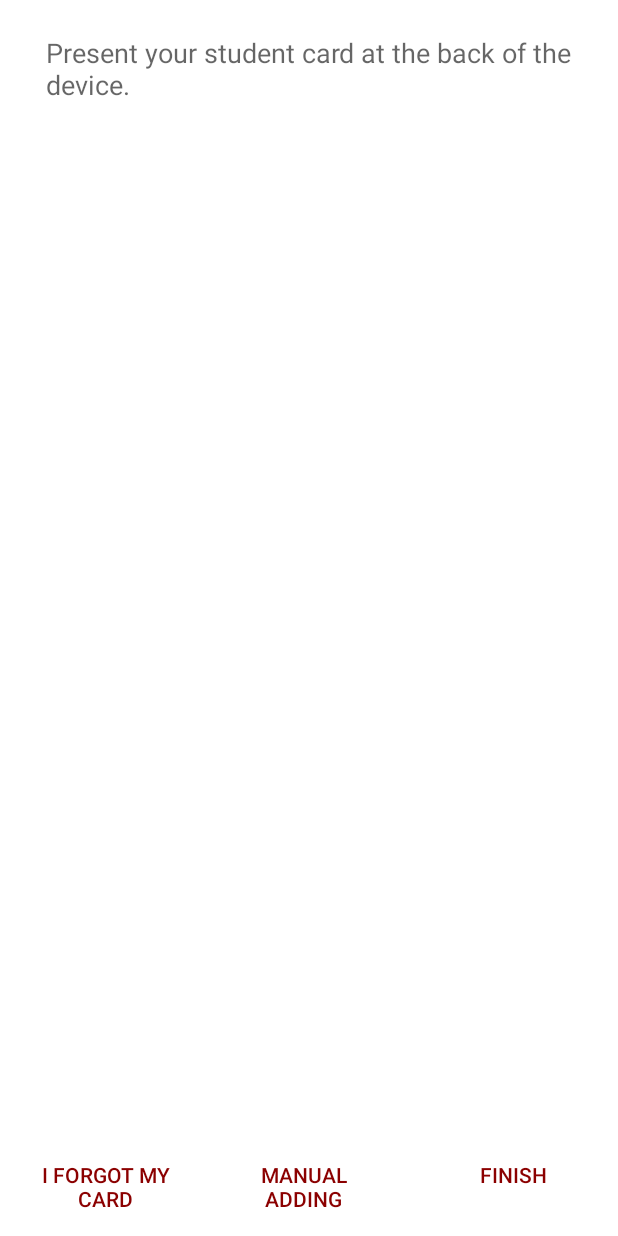
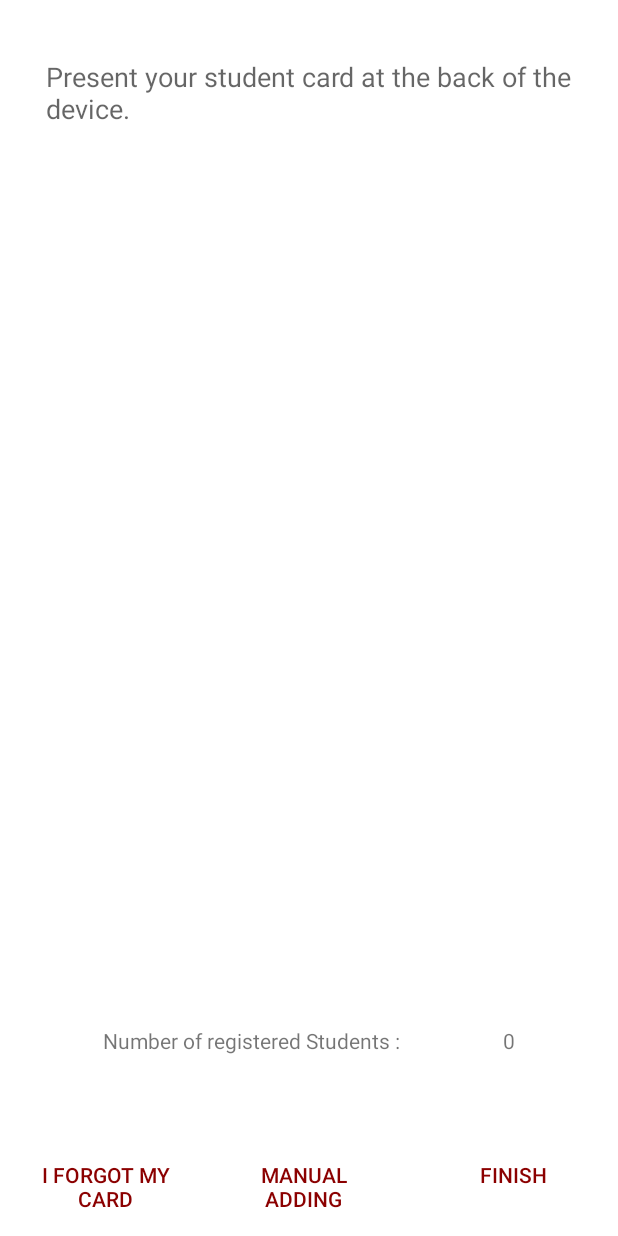
Before and after one commit to timothetoulain/projet_integration, an Android app: the layout tag_viewer.xml on its own in the app's theme, with its tools: preview values and no code run, on a phone screen of 412 x 824 dp. Run offline under Robolectric (Android 15) with nearby library versions, the phone set to English and light mode, and no system bars.

Commit message:
Default Changelist

```diff
--- a/app/src/main/java/se/anyro/nfc_reader/TagViewer.java
+++ b/app/src/main/java/se/anyro/nfc_reader/TagViewer.java
@@ -42,6 +42,7 @@ import android.view.Menu;
 import android.view.MenuItem;
 import android.view.View;
 import android.widget.Button;
+import android.widget.EditText;
 import android.widget.LinearLayout;
 import android.widget.TextView;
 import android.widget.Toast;
@@ -68,6 +69,7 @@ public class TagViewer extends Activity {
 
     private Button mForgottenCardButton,mFinishButton, mManualAddingButton;
 
+    private TextView registeredStudentsNumber;
     // Attribute used for storing a tag used for debugging purpose. When using Log.i(TAG, "Something"), it will be easier to track these messages in the logcat.
     private String TAG;
 
@@ -80,6 +82,7 @@ public class TagViewer extends Activity {
         super.onCreate(savedInstanceState);
         setContentView(R.layout.tag_viewer);
 
+        registeredStudentsNumber = findViewById(R.id.registeredStudentsNumber);
         VariableRepository.getInstance().setStudentName("");
 
         mForgottenCardButton = findViewById(R.id.forgottenCardButton);
@@ -297,6 +300,7 @@ public class TagViewer extends Activity {
             // Setup the views
             buildTagViews(msgs);
             VariableRepository.getInstance().incrementStudentCounter();
+            registeredStudentsNumber.setText(VariableRepository.getInstance().getStudentCounter());
         }
     }
 
--- a/app/src/main/java/se/anyro/nfc_reader/VisualizeActivity.java
+++ b/app/src/main/java/se/anyro/nfc_reader/VisualizeActivity.java
@@ -12,6 +12,8 @@ import java.io.FileInputStream;
 import java.io.InputStreamReader;
 import java.util.ArrayList;
 
+import se.anyro.nfc_reader.setup.VariableRepository;
+
 public class VisualizeActivity extends Activity {
     private LinearLayout layout;
     private String  resultFile = "result.csv";
@@ -25,6 +27,7 @@ public class VisualizeActivity extends Activity {
         TAG = "VisualizeActivityLog";
         layout = findViewById(R.id.linearLayout);
 
+        VariableRepository.getInstance().resetStudentCounter();
 
         ArrayList al = new ArrayList();
         al=readData(resultFile);
@@ -36,7 +39,11 @@ public class VisualizeActivity extends Activity {
             layout.addView(textViewData);
         }
         else {
+            TextView textViewDataCount = new TextView(this);
+            textViewDataCount.setText(String.valueOf(al.size()/3)+ " results found :");
+            layout.addView(textViewDataCount);int test = 0;
             for (int i = 0; i < al.size(); i+=3) {
+                test++;
                 Log.i(TAG,"donnée à l'indice " + i + " = " + al.get(i));
                 Log.i(TAG,"Eleve n° " + i + " : " + al.get(i+2)+ "\n" + "\tprésent le " + al.get(i) + "\n" + "\tidentifiant hexadecimal : " + al.get(i+1) + "\n");
 
@@ -47,6 +54,7 @@ public class VisualizeActivity extends Activity {
                 textViewData.setText(dataBuffer.toString());
                 layout.addView(textViewData);
             }
+            Log.i(TAG,"NOMBRE"+ test +"\n");
         }
     }
     private ArrayList readData(String file) {
--- a/app/src/main/res/layout/activity_visualize.xml
+++ b/app/src/main/res/layout/activity_visualize.xml
@@ -31,8 +31,11 @@
                 android:layout_width="match_parent"
                 android:layout_height="wrap_content"
                 android:orientation="vertical"
-                tools:layout_editor_absoluteX="8dp" />
+                tools:layout_editor_absoluteX="8dp" >
+
+            </LinearLayout>
         </android.support.v4.widget.NestedScrollView>
 
     </android.support.constraint.ConstraintLayout>
+
 </android.support.constraint.ConstraintLayout>
--- a/app/src/main/res/layout/tag_viewer.xml
+++ b/app/src/main/res/layout/tag_viewer.xml
@@ -12,7 +12,7 @@
         android:id="@+id/scrollView2"
         android:layout_width="406dp"
         android:layout_height="350dp"
-        android:layout_marginTop="79dp"
+        android:layout_marginTop="112dp"
         app:layout_constraintStart_toStartOf="@+id/tag_viewer_text"
         app:layout_constraintTop_toTopOf="parent">
 
@@ -39,9 +39,13 @@
         app:layout_constraintStart_toStartOf="parent"
         app:layout_constraintTop_toTopOf="parent" />
 
-    Buttons in button bars should be borderless; use style="?android:attr/buttonBarButtonStyle" (and ?android:attr/buttonBarStyle on the parent)  Button bars typically use a borderless style for the buttons. Set the style="?android:attr/buttonBarButtonStyle" attribute on each of the buttons, and set style="?android:attr/buttonBarStyle" on the parent layout
+    Buttons in button bars should be borderless; use style="?android:attr/buttonBarButtonStyle" (and
+    ?android:attr/buttonBarStyle on the parent) Button bars typically use a borderless style for the
+    buttons. Set the style="?android:attr/buttonBarButtonStyle" attribute on each of the buttons,
+    and set style="?android:attr/buttonBarStyle" on the parent layout
 
     <LinearLayout
+        android:id="@+id/linearLayout2"
         style="?android:attr/buttonBarStyle"
         android:layout_width="0dp"
         android:layout_height="67dp"
@@ -99,4 +103,39 @@
             app:layout_constraintBottom_toBottomOf="parent"
             app:layout_constraintStart_toStartOf="parent" />
     </LinearLayout>
+
+    <TextView
+        android:id="@+id/registeredStudentsNumberLabel"
+        android:layout_width="wrap_content"
+        android:layout_height="wrap_content"
+        android:layout_marginStart="8dp"
+        android:layout_marginLeft="8dp"
+        android:layout_marginTop="8dp"
+        android:layout_marginBottom="8dp"
+        android:text="Number of registered Students :"
+        app:layout_constraintBottom_toBottomOf="parent"
+        app:layout_constraintEnd_toStartOf="@+id/registeredStudentsNumber"
+        app:layout_constraintHorizontal_bias="0.5"
+        app:layout_constraintStart_toStartOf="parent"
+        app:layout_constraintTop_toTopOf="parent"
+        app:layout_constraintVertical_bias="0.857" />
+
+    <TextView
+        android:id="@+id/registeredStudentsNumber"
+        android:layout_width="wrap_content"
+        android:layout_height="wrap_content"
+        android:layout_marginStart="8dp"
+        android:layout_marginLeft="8dp"
+        android:layout_marginTop="8dp"
+        android:layout_marginEnd="8dp"
+        android:layout_marginRight="8dp"
+        android:layout_marginBottom="8dp"
+        android:text="0"
+        app:layout_constraintBottom_toBottomOf="parent"
+        app:layout_constraintEnd_toEndOf="parent"
+        app:layout_constraintHorizontal_bias="0.5"
+        app:layout_constraintStart_toEndOf="@+id/registeredStudentsNumberLabel"
+        app:layout_constraintTop_toTopOf="parent"
+        app:layout_constraintVertical_bias="0.857" />
+
 </android.support.constraint.ConstraintLayout>
```
Also changed, not shown: 672 other files.
